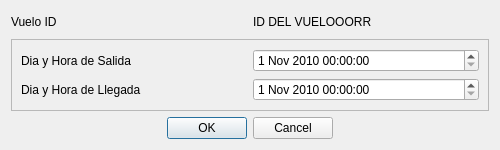
Before: the Qt Designer form src/ui/actualizacionInstanciasVuelo.ui in diegomarcov/svr, drawn with Qt 5.
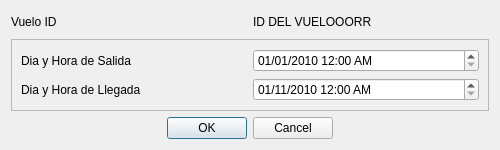
After: the same form once the commit is applied.

Diff of the .ui file:
```diff
--- a/src/ui/actualizacionInstanciasVuelo.ui
+++ b/src/ui/actualizacionInstanciasVuelo.ui
@@ -88,7 +88,7 @@
         <property name="minimumDate">
          <date>
           <year>2010</year>
-          <month>11</month>
+          <month>1</month>
           <day>1</day>
          </date>
         </property>
@@ -99,6 +99,9 @@
           <second>0</second>
          </time>
         </property>
+        <property name="displayFormat">
+         <string>dd/MM/yyyy h:mm AP</string>
+        </property>
         <property name="calendarPopup">
          <bool>false</bool>
         </property>
@@ -113,6 +116,9 @@
           <day>1</day>
          </date>
         </property>
+        <property name="displayFormat">
+         <string>dd/MM/yyyy h:mm AP</string>
+        </property>
         <property name="calendarPopup">
          <bool>false</bool>
         </property>
```
